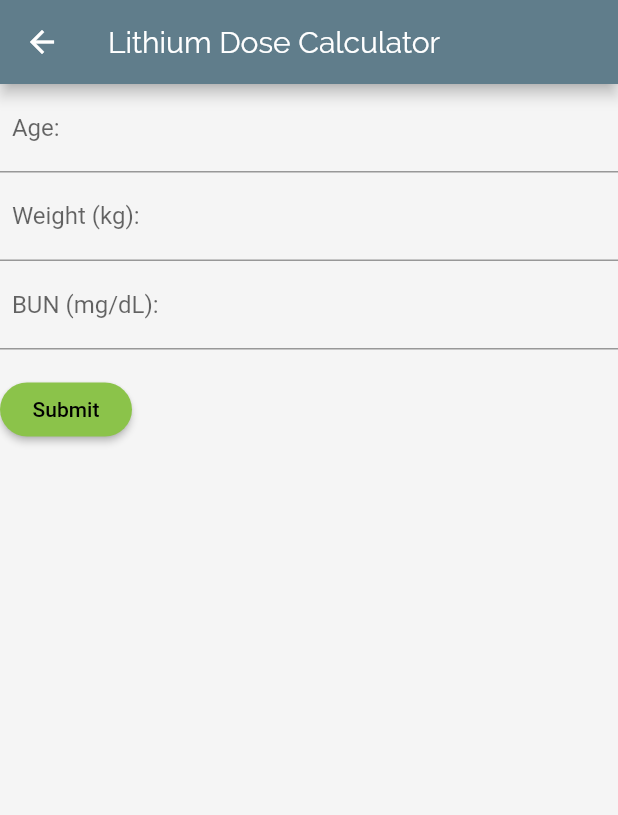
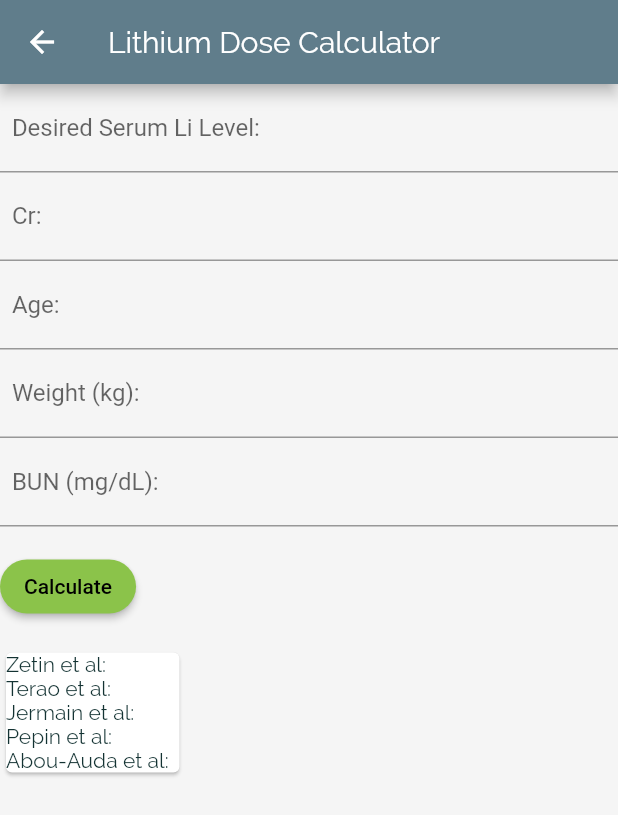
Before and after one commit to skoller/PsychStation, a Flutter app: the LiCalcScreen screen opened by its route, on a phone screen of 412 x 824 dp. Shown: the top 815 px of the screen. Run offline on Flutter 3.47's test engine with Material 2 defaults, Android fonts, the phone set to English and light mode, and no system bars; our stand-ins replace cloud_firestore, firebase_auth; accounts and stored records are empty.

Commit message:
abou only on li calc done without selectable sex

```diff
--- a/lib/Tools/Calculators/Lithium_calc/LiForm.dart
+++ b/lib/Tools/Calculators/Lithium_calc/LiForm.dart
@@ -19,10 +19,48 @@ class LiFormState extends State<LiForm> {
   final weightController = TextEditingController();
   final ageController = TextEditingController();
   final bunController = TextEditingController();
+  final crController = TextEditingController();
+  final lilevelController = TextEditingController();
 
-   var age;
-  var weight;
-  var bun;
+  var _desiredLiSerumLevel;
+  var _age;
+  bool _female = true;
+  // unset variable _female once selection on UI implemented
+  var _weight;
+  var _bun;
+  var _cr;
+  var calcd = false;
+
+  var _zetin_Result = 0.0;
+  var _terao_Result = 0.0;
+  var _abou_auda_Result = 0.0;
+  var _jermain_Result = 0.0;
+  var _pepin_Result = 0.0;
+
+  void liDoseCalculate(String li, String age, bool female, String weight,
+      String bun, String cr) {
+    setState(() {
+      _desiredLiSerumLevel = double.parse(li);
+      _age = double.parse(age);
+      _weight = double.parse(weight);
+      _bun = double.parse(bun);
+      _cr = double.parse(cr);
+      _zetin_Result = 0.0;
+      _terao_Result = 0.0;
+      _jermain_Result = 0.0;
+      _pepin_Result = 0.0;
+
+      if (female) {
+        _abou_auda_Result = 382.54 +
+            (348.29 * _desiredLiSerumLevel) +
+            (67.19 * (((140 - _age) * _weight * 0.85) / (72 * _cr)) * 0.06);
+      } else {
+        _abou_auda_Result = 382.54 +
+            (348.29 * _desiredLiSerumLevel) +
+            (67.19 * (((140 - _age) * _weight) / (72 * _cr)) * 0.06);
+      }
+    });
+  }
 
   @override
   Widget build(BuildContext context) {
@@ -32,6 +70,46 @@ final weightController = TextEditingController();
       child: Column(
         crossAxisAlignment: CrossAxisAlignment.start,
         children: <Widget>[
+          TextFormField(
+            key: ValueKey('Desired Li Serum Level'),
+            validator: (value) {
+              if (value.isEmpty) {
+                return 'Please enter a desired serum Li level.';
+              }
+
+              return null;
+            },
+            keyboardType: TextInputType.number,
+            decoration: InputDecoration(
+              labelText: "  Desired Serum Li Level:",
+              // labelStyle: TextStyle(fontWeight: FontWeight.bold),
+            ),
+            controller: lilevelController,
+            onChanged: (value) {
+              _desiredLiSerumLevel = value;
+              print(_desiredLiSerumLevel);
+            },
+          ),
+          TextFormField(
+            key: ValueKey('Cr'),
+            validator: (value) {
+              if (value.isEmpty) {
+                return 'Please enter Creatinine.';
+              }
+
+              return null;
+            },
+            keyboardType: TextInputType.number,
+            decoration: InputDecoration(
+              labelText: "  Cr:",
+              // labelStyle: TextStyle(fontWeight: FontWeight.bold),
+            ),
+            controller: crController,
+            onChanged: (value) {
+              _cr = value;
+              print(_cr);
+            },
+          ),
           TextFormField(
             key: ValueKey('Age'),
             validator: (value) {
@@ -48,8 +126,8 @@ final weightController = TextEditingController();
             ),
             controller: ageController,
             onChanged: (value) {
-                    age = value;
-                    print(age);
+              _age = value;
+              print(_age);
             },
           ),
           TextFormField(
@@ -91,117 +169,41 @@ final weightController = TextEditingController();
                 // Validate returns true if the form is valid, or false
                 // otherwise.
                 if (_formKey.currentState.validate()) {
+//perform calculation
+                  calcd = true;
+                  liDoseCalculate(
+                      lilevelController.text,
+                      ageController.text,
+                      _female,
+                      weightController.text,
+                      bunController.text,
+                      crController.text);
                   // If the form is valid, display a Snackbar.
-                  Scaffold.of(context)
-                      .showSnackBar(SnackBar(content: Text('Processing Data')));
+                  // Scaffold.of(context)
+                  //     .showSnackBar(SnackBar(content: Text('Processing Data')));
                 }
               },
-              child: Text('Submit'),
+              child: Text('Calculate'),
             ),
           ),
+          Card(
+            child: Column(
+                crossAxisAlignment: CrossAxisAlignment.start,
+                children: <Widget>[
+                  Text(
+                      "Zetin et al: ${(calcd == true) ? (_zetin_Result.toStringAsFixed(0) + " mg/day") : " "}"),
+                  Text(
+                      "Terao et al: ${(calcd == true) ? (_terao_Result.toStringAsFixed(0) + " mg/day") : " "}"),
+                  Text(
+                      "Jermain et al: ${(calcd == true) ? (_jermain_Result.toStringAsFixed(0) + " mg/day") : " "}"),
+                  Text(
+                      "Pepin et al: ${(calcd == true) ? (_pepin_Result.toStringAsFixed(0) + " mg/day") : " "}"),
+                  Text(
+                      "Abou-Auda et al: ${(calcd == true) ? (_abou_auda_Result.toStringAsFixed(1) + " mg/day") : " "}")
+                ]),
+          )
         ],
       ),
     );
   }
 }
-
-
-
-
-
-
-
-
-
-
-// Card(
-//         elevation: 5,
-//         child: Column(mainAxisSize: MainAxisSize.min, children: <Widget>[
-//           Card(
-//             elevation: 5,
-//             child: TextFormField(
-//               key: ValueKey('Age'),
-//               validator: (value) {
-//                 if (value.isEmpty) {
-//                   return 'Please enter age.';
-//                 }
-//                 return null;
-//               },
-//               keyboardType: TextInputType.number,
-//               decoration: InputDecoration(
-//                 labelText: "  Age:",
-//                 // labelStyle: TextStyle(fontWeight: FontWeight.bold),
-//               ),
-//               controller: ageController,
-//               //  onChanged: (value) {
-//               //       _age = value;
-//               //       print(_age);
-//               //     },
-//             ),
-//           ),
-//           Card(
-//             elevation: 5,
-//             child: TextFormField(
-//               key: ValueKey('Weight'),
-//               // validator: (value) {
-//               //   if (value.isEmpty || !value.contains('@')) {
-//               //     return 'Please enter a valid email address.';
-//               //   }
-//               //   return null;
-//               // },
-//               keyboardType: TextInputType.number,
-//               decoration: InputDecoration(
-//                 labelText: "  Weight (kg):",
-//                 // labelStyle: TextStyle(fontWeight: FontWeight.bold),
-//               ),
-//               controller: weightController,
-//               // onChanged: (value) {
-//               //     _weight = value;
-//               //     print(_weight);
-//               //   },
-//             ),
-//           ),
-//           Card(
-//             elevation: 5,
-//             child: TextFormField(
-//               key: ValueKey('Bun'),
-//               keyboardType: TextInputType.number,
-//               decoration: InputDecoration(
-//                 labelText: "  BUN (mg/dL):",
-//                 // labelStyle: TextStyle(fontWeight: FontWeight.bold),
-//               ),
-//               controller: bunController,
-//               // onChanged: (value) {
-//               //     _bun = value;
-//               //     print(_bun);
-//               //   },
-//             ),
-//           ),
-//           Container(
-//               padding: EdgeInsets.all(5),
-//               child: Column(children: [
-//                 RaisedButton(
-//                     textColor: Colors.white,
-//                     child: Text('calculate'),
-//                     onPressed: () {
-//                       if (ageController.text != null) {
-//                         if (int.tryParse(ageController.text) != null) {
-//                           age = ageController.text;
-//                           print(age);
-//                         } else {
-//                           age = 0;
-//                           print("age parse error");
-//                         }
-//                       } else {
-//                         age = 0;
-//                         print("age is null");
-//                       }
-//                       // weightController.text
-//                     }),
-//                 // Text("${zetin(ageController.text, weightController.text)}"),
-//                 Text("The Result:"),
-//                 Text("The Result:"),
-//                 Text("The Result:")
-//               ]))
-//         ]),
-//       ),
```
Lines whose indentation alone changed are shown as unchanged.
